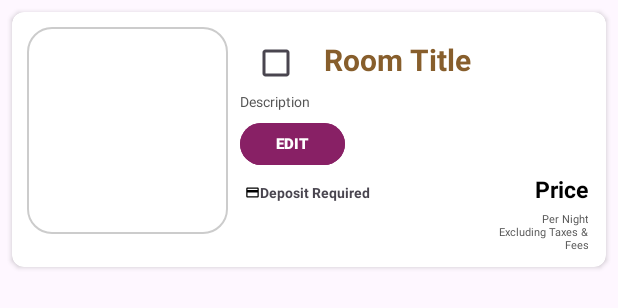
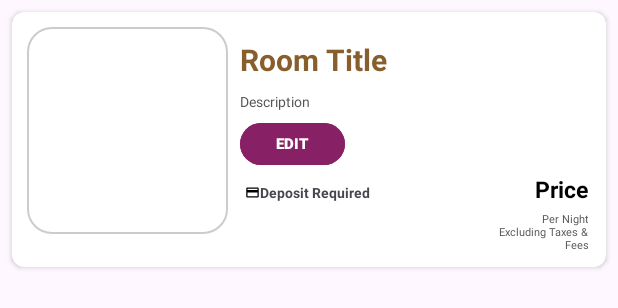
Before and after one commit to angelb9967/Nurad-Admin-Mobile, an Android app: the layout item_room.xml on its own in the app's theme, with its tools: preview values and no code run, on a phone screen of 412 x 824 dp. Shown: the top 308 px of the screen. Run offline under Robolectric (Android 15) with nearby library versions, the phone set to English and light mode, and no system bars.

Commit message:
Hide Checkbox

```diff
--- a/app/src/main/res/layout/item_pricerule.xml
+++ b/app/src/main/res/layout/item_pricerule.xml
@@ -25,7 +25,7 @@
                 android:id="@+id/priceRuleCheckBox"
                 android:layout_width="wrap_content"
                 android:layout_height="wrap_content"
-                android:visibility="visible"
+                android:visibility="gone"
                 android:layout_marginEnd="8dp" />
 
             <TextView
--- a/app/src/main/res/layout/item_revenuecost.xml
+++ b/app/src/main/res/layout/item_revenuecost.xml
@@ -18,7 +18,7 @@
             android:id="@+id/revenueCostcheckbox"
             android:layout_width="wrap_content"
             android:layout_height="wrap_content"
-            android:visibility="visible" />
+            android:visibility="gone" />
 
         <ImageView
             android:id="@+id/icon"
--- a/app/src/main/res/layout/item_room.xml
+++ b/app/src/main/res/layout/item_room.xml
@@ -18,7 +18,7 @@
             android:layout_width="wrap_content"
             android:layout_height="wrap_content"
             android:layout_toEndOf="@id/roomImage"
-            android:visibility="visible"
+            android:visibility="gone"
             android:layout_marginEnd="8dp" />
 
         <ImageView
@@ -50,7 +50,7 @@
             android:layout_toEndOf="@id/roomImage"
             android:text="Description"
             android:textColor="#545454"
-            android:textSize="9dp" />
+            android:textSize="9sp" />
 
         <TextView
             android:id="@+id/depositRequired"
@@ -63,7 +63,7 @@
             android:drawableStart="@drawable/baseline_credit_card_24"
             android:paddingStart="0dp"
             android:text="Deposit Required"
-            android:textSize="9dp"
+            android:textSize="9sp"
             android:textStyle="bold" />
 
         <Button
@@ -77,7 +77,7 @@
             android:padding="2dp"
             android:text="EDIT"
             android:textColor="#FFFFFF"
-            android:textSize="10dp"
+            android:textSize="10sp"
             android:textStyle="bold" />
 
         <TextView
@@ -104,7 +104,7 @@
             android:text="Per Night\nExcluding Taxes &amp; Fees"
             android:textAlignment="textEnd"
             android:textColor="#545454"
-            android:textSize="7dp" />
+            android:textSize="7sp" />
 
     </RelativeLayout>
 </androidx.cardview.widget.CardView>
--- a/app/src/main/res/layout/item_roomtype.xml
+++ b/app/src/main/res/layout/item_roomtype.xml
@@ -30,7 +30,7 @@
                     android:id="@+id/roomTypeCheckBox"
                     android:layout_width="wrap_content"
                     android:layout_height="wrap_content"
-                    android:visibility="visible"
+                    android:visibility="gone"
                     android:layout_marginEnd="8dp" />
 
                 <TextView
@@ -57,7 +57,7 @@
                     android:layout_weight="1"
                     android:text="A spacious room with higher quality furnishings and amenities."
                     android:textColor="#545454"
-                    android:textSize="12dp" />
+                    android:textSize="12sp" />
 
                 <Button
                     android:id="@+id/editBtn"
@@ -68,7 +68,7 @@
                     android:padding="2dp"
                     android:text="EDIT"
                     android:textColor="#FFFFFF"
-                    android:textSize="10dp"
+                    android:textSize="10sp"
                     android:textStyle="bold" />
             </LinearLayout>
         </LinearLayout>
```
